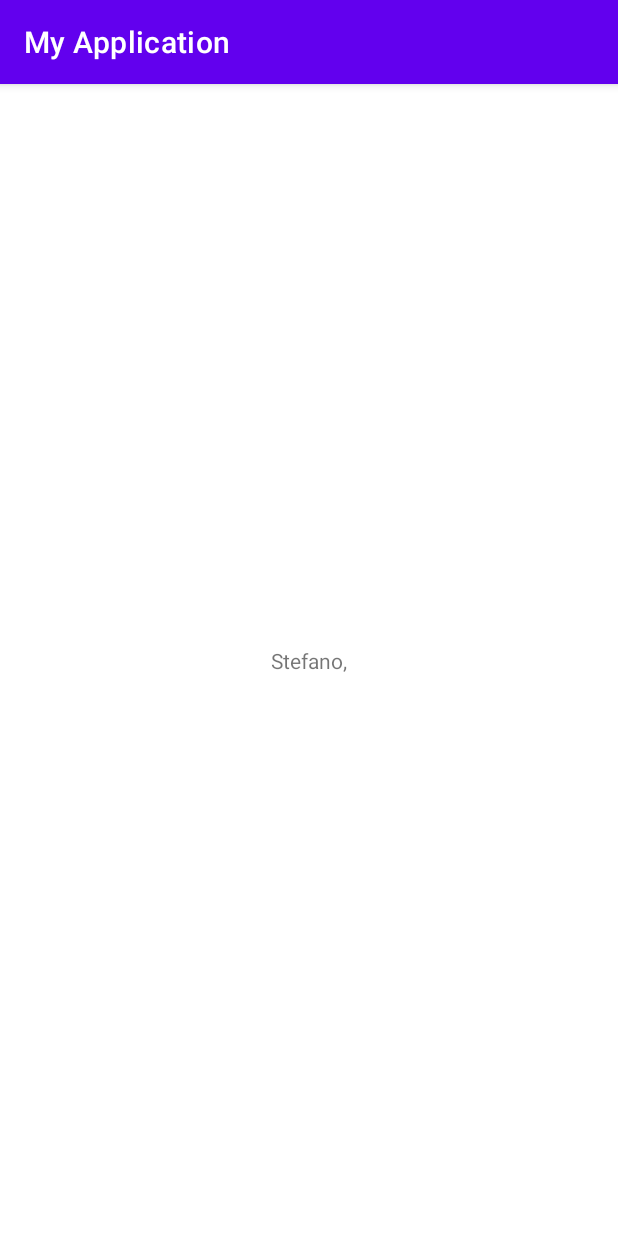
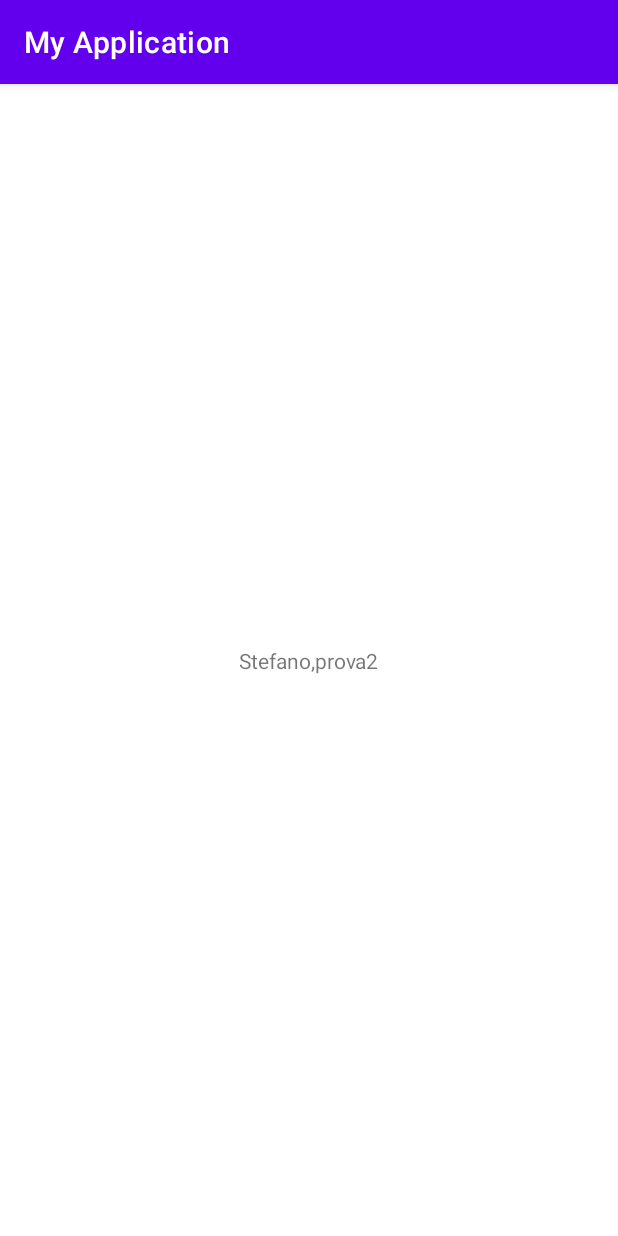
Before and after one commit to Stefanomun/orientaMenti, an Android app: the screen it shows after launch (MainActivity), on a phone screen of 412 x 824 dp. Run offline under Robolectric (Android 15) with nearby library versions, the phone set to English and light mode, and no system bars.

Commit message:
Prova ambiente 2

```diff
--- a/App/app/src/main/res/layout/activity_main.xml
+++ b/App/app/src/main/res/layout/activity_main.xml
@@ -9,7 +9,7 @@
     <TextView
         android:layout_width="wrap_content"
         android:layout_height="wrap_content"
-        android:text="Stefano,"
+        android:text="Stefano,prova2"
         app:layout_constraintBottom_toBottomOf="parent"
         app:layout_constraintEnd_toEndOf="parent"
         app:layout_constraintStart_toStartOf="parent"
```
